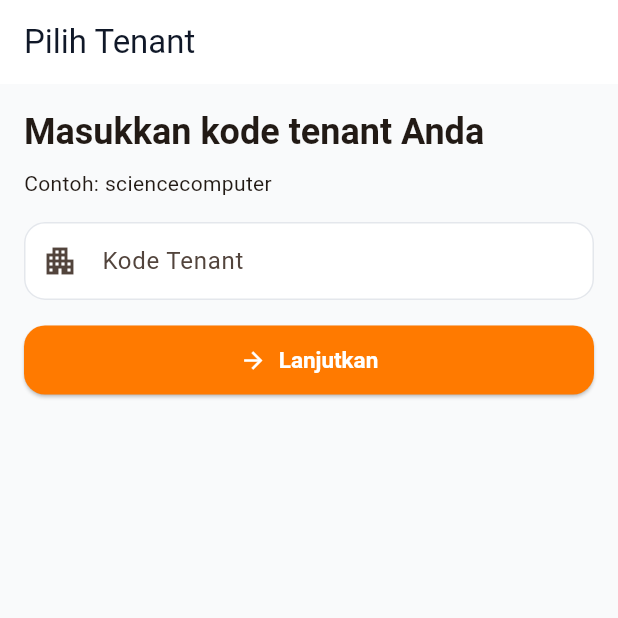
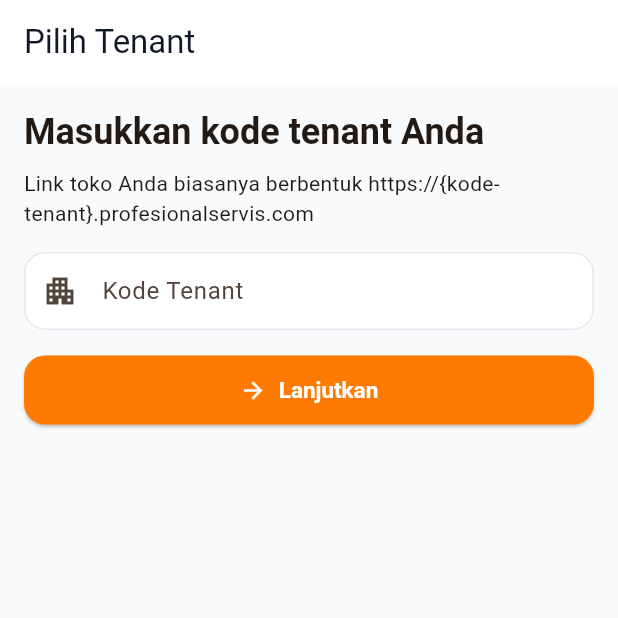
Before and after one commit to deevseek/profesional_mobile, a Flutter app: the screen it shows after launch, on a phone screen of 412 x 824 dp, the top half of it. Run offline on Flutter 3.47's test engine with Material 3 defaults, Android fonts, the phone set to English and light mode, and no system bars; our stand-ins replace camera, dio, flutter_map, flutter_riverpod, flutter_secure_storage, freezed_annotation and 4 more.

Commit message:
Update tenant selection page text and hints

```diff
--- a/lib/features/tenant/presentation/pages/tenant_selection_page.dart
+++ b/lib/features/tenant/presentation/pages/tenant_selection_page.dart
@@ -48,14 +48,14 @@ class _TenantSelectionPageState extends ConsumerState<TenantSelectionPage> {
               ),
               const SizedBox(height: 8),
               Text(
-                'Contoh: sciencecomputer',
+                'Link toko Anda biasanya berbentuk https://{kode-tenant}.profesionalservis.com',
                 style: Theme.of(context).textTheme.bodyMedium,
               ),
               const SizedBox(height: 16),
               AppInput(
                 controller: _tenantController,
                 label: 'Kode Tenant',
-                hint: 'sciencecomputer',
+                hint: 'Link toko Anda biasanya berbentuk https://{kode-tenant}.profesionalservis.com',
                 prefixIcon: Icons.apartment,
               ),
               if (tenantState.errorMessage != null) ...[
```
